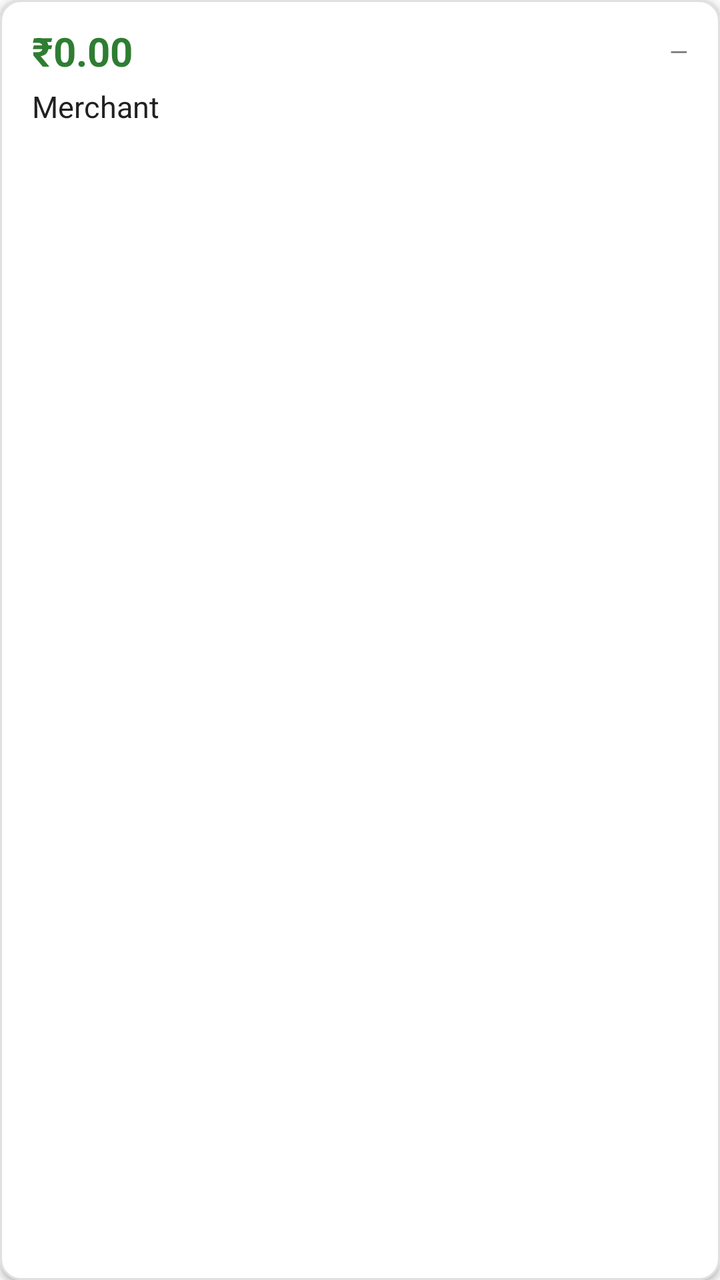
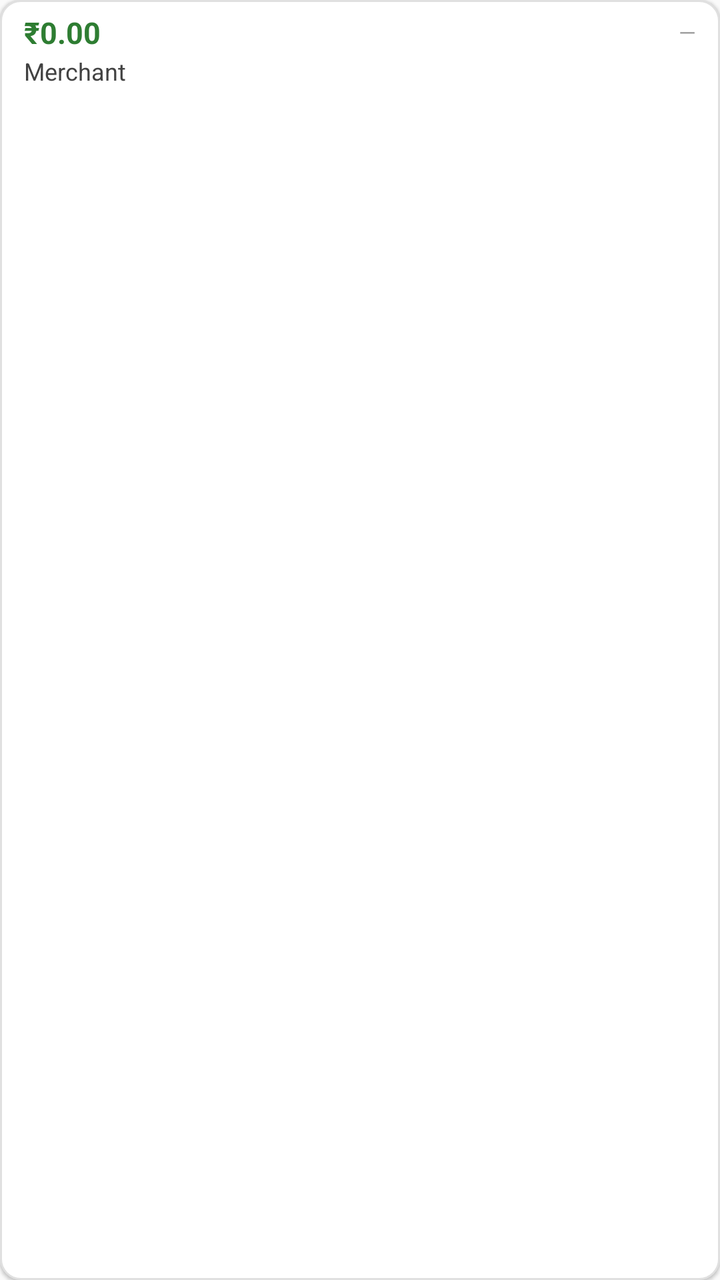

Screens rendered from an Android XML layout before and after an edit, with the pre-edit source and the edit as a unified diff.
<!-- AndroidManifest.xml: application theme android:Theme.Material.Light.DarkActionBar -->
<!-- res/layout/item_expense.xml -->
<?xml version="1.0" encoding="utf-8"?>
<LinearLayout xmlns:android="http://schemas.android.com/apk/res/android"
    android:layout_width="match_parent"
    android:layout_height="wrap_content"
    android:orientation="vertical"
    android:background="@drawable/bg_card"
    android:elevation="2dp"
    android:paddingLeft="16dp"
    android:paddingRight="16dp"
    android:paddingTop="12dp"
    android:paddingBottom="12dp">

    
    <LinearLayout
        android:layout_width="match_parent"
        android:layout_height="wrap_content"
        android:orientation="horizontal"
        android:gravity="center_vertical">

        <TextView
            android:id="@+id/tvAmount"
            android:layout_width="0dp"
            android:layout_height="wrap_content"
            android:layout_weight="1"
            android:text="₹0.00"
            android:textColor="#2E7D32"
            android:textSize="20sp"
            android:textStyle="bold" />

        <TextView
            android:id="@+id/tvDate"
            android:layout_width="wrap_content"
            android:layout_height="wrap_content"
            android:text="—"
            android:textColor="#757575"
            android:textSize="12sp" />

    </LinearLayout>

    
    <TextView
        android:id="@+id/tvMerchant"
        android:layout_width="match_parent"
        android:layout_height="wrap_content"
        android:layout_marginTop="4dp"
        android:text="Merchant"
        android:textColor="#212121"
        android:textSize="15sp" />

    
    <LinearLayout
        android:layout_width="match_parent"
        android:layout_height="wrap_content"
        android:orientation="horizontal"
        android:layout_marginTop="4dp"
        android:gravity="center_vertical">

        <TextView
            android:id="@+id/tvBankCard"
            android:layout_width="0dp"
            android:layout_height="wrap_content"
            android:layout_weight="1"
            android:text=""
            android:textColor="#757575"
            android:textSize="12sp" />

        <TextView
            android:id="@+id/tvOnline"
            android:layout_width="wrap_content"
            android:layout_height="wrap_content"
            android:text="Online"
            android:textColor="#1565C0"
            android:background="@drawable/bg_chip"
            android:paddingLeft="8dp"
            android:paddingRight="8dp"
            android:paddingTop="2dp"
            android:paddingBottom="2dp"
            android:textSize="11sp"
            android:visibility="gone" />

    </LinearLayout>

    
    <TextView
        android:id="@+id/tvLabels"
        android:layout_width="match_parent"
        android:layout_height="wrap_content"
        android:layout_marginTop="6dp"
        android:text=""
        android:textColor="#1976D2"
        android:textSize="11sp"
        android:visibility="gone" />

</LinearLayout>
<!-- resources referenced by this layout -->
<resources>
  <!-- drawable bg_card (drawable) -->
  <?xml version="1.0" encoding="utf-8"?>
  <shape xmlns:android="http://schemas.android.com/apk/res/android"
      android:shape="rectangle">
      <solid android:color="#FFFFFF" />
      <corners android:radius="10dp" />
      <stroke android:width="1dp" android:color="#E0E0E0" />
  </shape>
  <!-- drawable bg_chip (drawable) -->
  <?xml version="1.0" encoding="utf-8"?>
  <shape xmlns:android="http://schemas.android.com/apk/res/android"
      android:shape="rectangle">
      <solid android:color="#BBDEFB" />
      <corners android:radius="16dp" />
  </shape>
</resources>

<!-- the commit's change to res/layout/item_expense.xml (unified diff, before → after) -->
@@ -4,11 +4,11 @@
     android:layout_height="wrap_content"
     android:orientation="vertical"
     android:background="@drawable/bg_card"
-    android:elevation="2dp"
-    android:paddingLeft="16dp"
-    android:paddingRight="16dp"
-    android:paddingTop="12dp"
-    android:paddingBottom="12dp">
+    android:elevation="1dp"
+    android:paddingLeft="12dp"
+    android:paddingRight="12dp"
+    android:paddingTop="6dp"
+    android:paddingBottom="6dp">
 
     
     <LinearLayout
@@ -24,7 +24,7 @@
             android:layout_weight="1"
             android:text="₹0.00"
             android:textColor="#2E7D32"
-            android:textSize="20sp"
+            android:textSize="15sp"
             android:textStyle="bold" />
 
         <TextView
@@ -32,37 +32,38 @@
             android:layout_width="wrap_content"
             android:layout_height="wrap_content"
             android:text="—"
-            android:textColor="#757575"
-            android:textSize="12sp" />
+            android:textColor="#9E9E9E"
+            android:textSize="11sp" />
 
     </LinearLayout>
-
-    
-    <TextView
-        android:id="@+id/tvMerchant"
-        android:layout_width="match_parent"
-        android:layout_height="wrap_content"
-        android:layout_marginTop="4dp"
-        android:text="Merchant"
-        android:textColor="#212121"
-        android:textSize="15sp" />
 
     
     <LinearLayout
         android:layout_width="match_parent"
         android:layout_height="wrap_content"
         android:orientation="horizontal"
-        android:layout_marginTop="4dp"
-        android:gravity="center_vertical">
+        android:gravity="center_vertical"
+        android:layout_marginTop="1dp">
+
+        <TextView
+            android:id="@+id/tvMerchant"
+            android:layout_width="0dp"
+            android:layout_height="wrap_content"
+            android:layout_weight="1"
+            android:text="Merchant"
+            android:textColor="#424242"
+            android:textSize="12sp"
+            android:singleLine="true"
+            android:ellipsize="end" />
 
         <TextView
             android:id="@+id/tvBankCard"
-            android:layout_width="0dp"
+            android:layout_width="wrap_content"
             android:layout_height="wrap_content"
-            android:layout_weight="1"
             android:text=""
-            android:textColor="#757575"
-            android:textSize="12sp" />
+            android:textColor="#9E9E9E"
+            android:textSize="11sp"
+            android:layout_marginLeft="6dp" />
 
         <TextView
             android:id="@+id/tvOnline"
@@ -71,11 +72,12 @@
             android:text="Online"
             android:textColor="#1565C0"
             android:background="@drawable/bg_chip"
-            android:paddingLeft="8dp"
-            android:paddingRight="8dp"
-            android:paddingTop="2dp"
-            android:paddingBottom="2dp"
-            android:textSize="11sp"
+            android:paddingLeft="6dp"
+            android:paddingRight="6dp"
+            android:paddingTop="1dp"
+            android:paddingBottom="1dp"
+            android:textSize="10sp"
+            android:layout_marginLeft="4dp"
             android:visibility="gone" />
 
     </LinearLayout>
@@ -85,10 +87,10 @@
         android:id="@+id/tvLabels"
         android:layout_width="match_parent"
         android:layout_height="wrap_content"
-        android:layout_marginTop="6dp"
+        android:layout_marginTop="2dp"
         android:text=""
         android:textColor="#1976D2"
-        android:textSize="11sp"
+        android:textSize="10sp"
         android:visibility="gone" />
 
 </LinearLayout>
